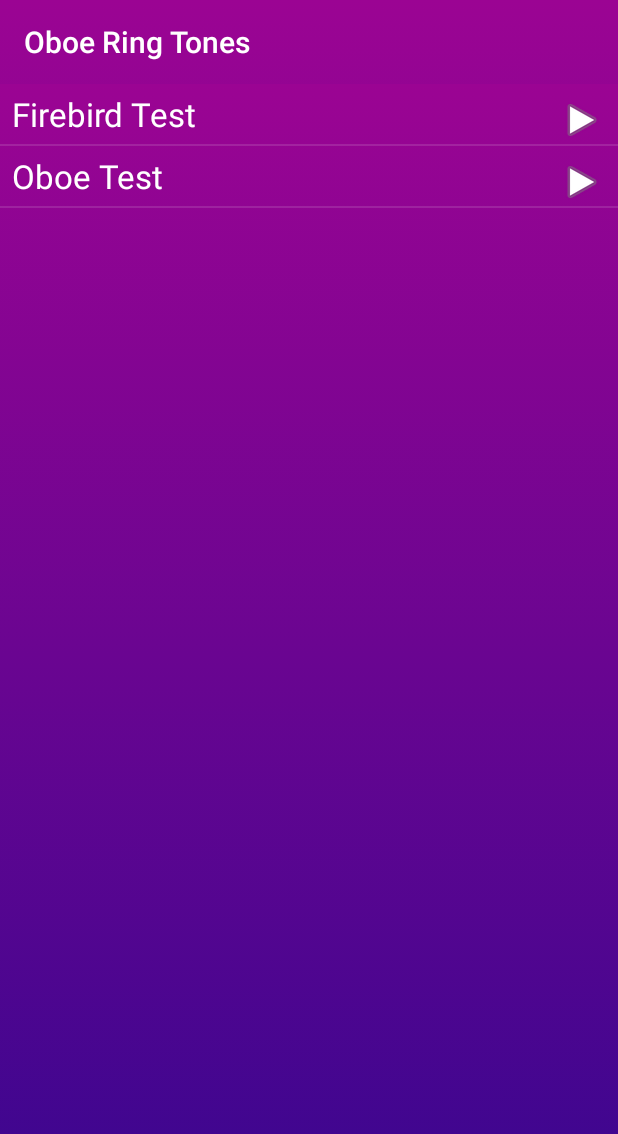
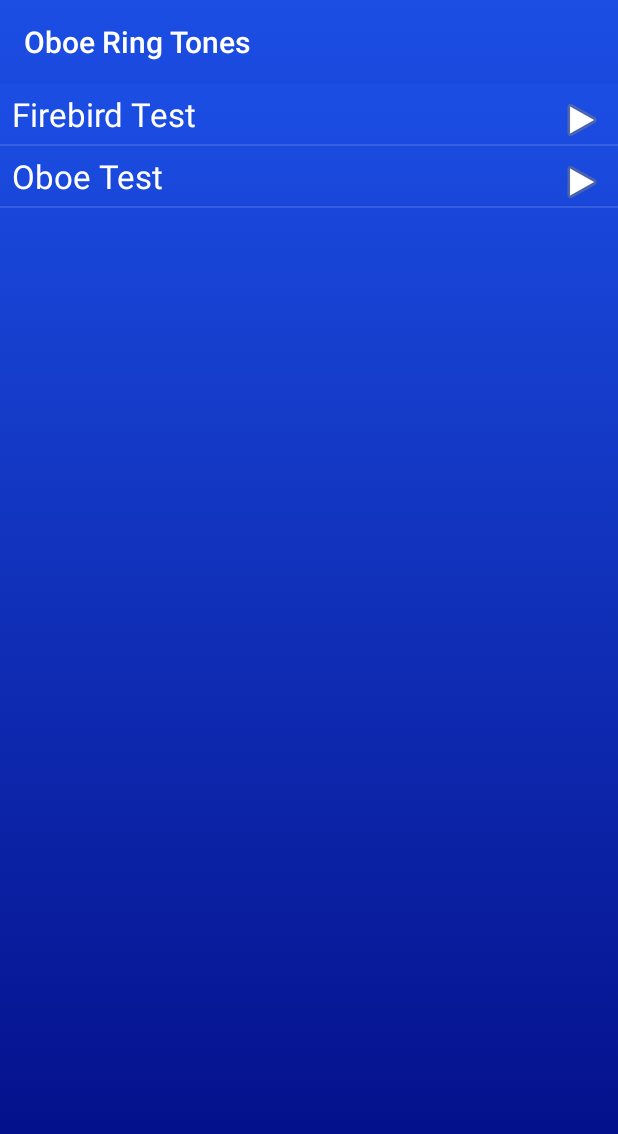
Before and after one commit to Jeffreyoboe1/OboeRingTones, an Android app: the screen it shows after launch (MainActivity), on a phone screen of 412 x 824 dp. Shown: the top 1134 px of the screen. Run offline under Robolectric (Android 15) with nearby library versions, the light colour scheme and no system bars.

Commit message:
changed color of background

```diff
--- a/app/src/main/res/drawable/gradient_background.xml
+++ b/app/src/main/res/drawable/gradient_background.xml
@@ -3,8 +3,8 @@
         <item>
             <shape>
                 <gradient android:angle="90"
-                          android:endColor="#9b0493"
-                          android:startColor="#38068f"
+                          android:endColor="#1c4ee4"
+                          android:startColor="#020b84"
                           android:type="linear" />
             </shape>
         </item>
```
